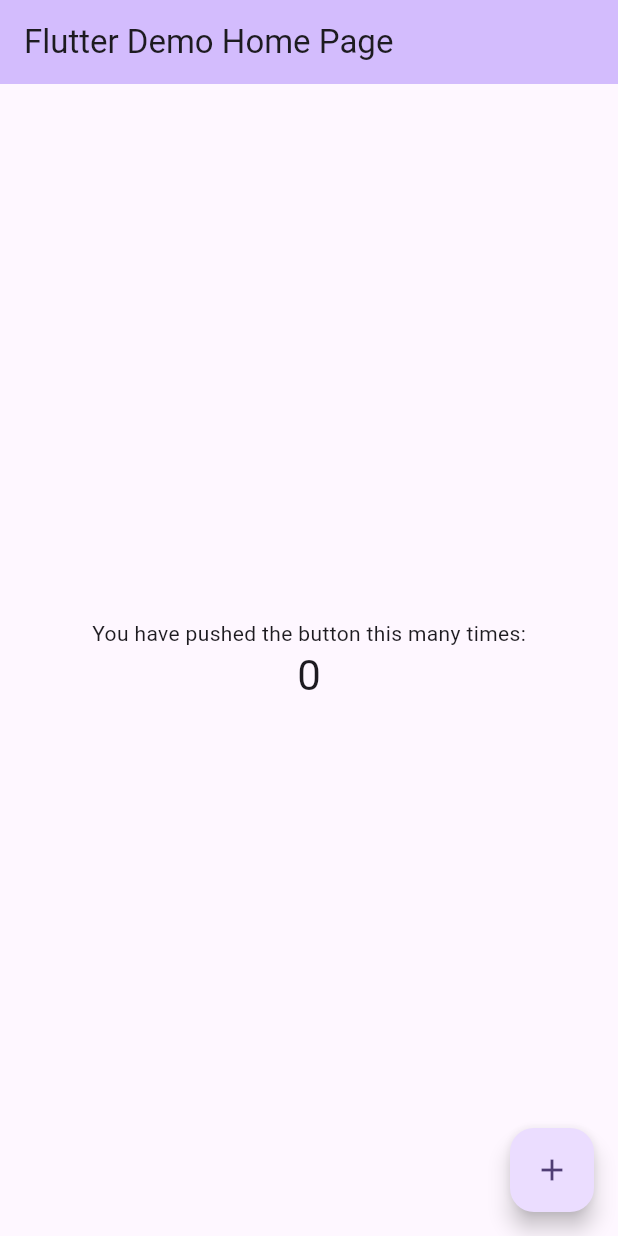
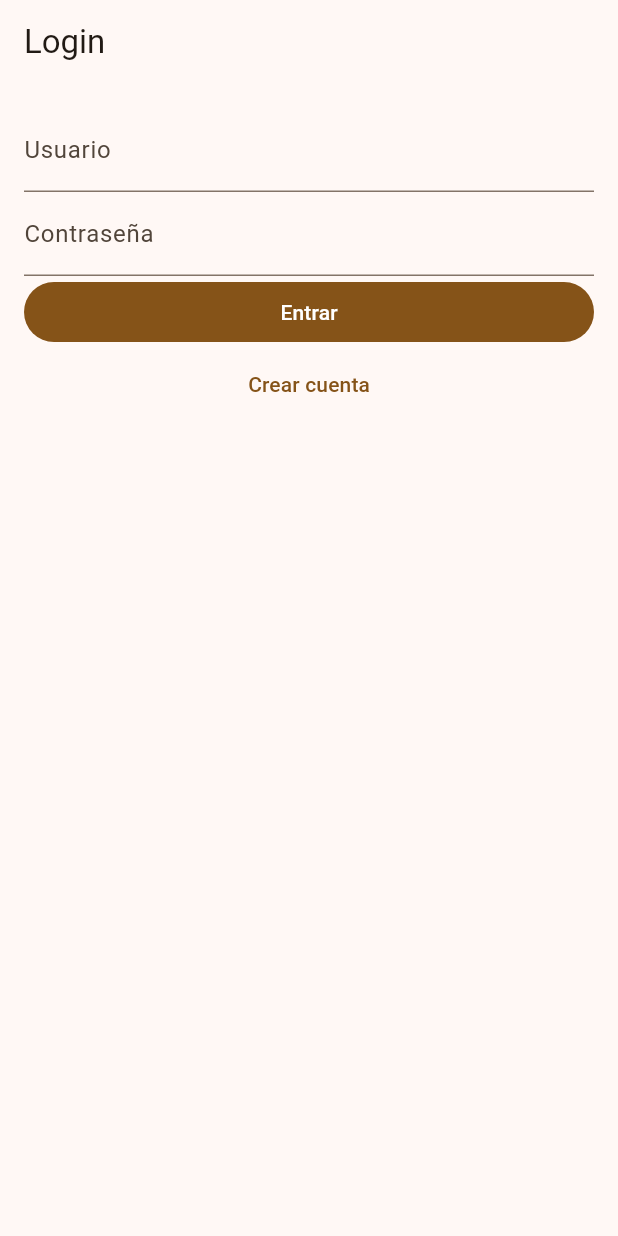
Before and after one commit to mileagaabriel-dam1/Milea_Rubio-2048, a Flutter app: the screen it shows after launch, on a phone screen of 412 x 824 dp. Run offline on Flutter 3.47's test engine with Material 3 defaults, Android fonts, the phone set to English and light mode, and no system bars; our stand-ins replace shared_preferences, sqflite; accounts and stored records are empty.

Commit message:
Services + themes

```diff
--- a/lib/main.dart
+++ b/lib/main.dart
@@ -1,121 +1,31 @@
 import 'package:flutter/material.dart';
 
-void main() {
-  runApp(const MyApp());
+import 'routes.dart';
+import 'services/app_controller.dart';
+import 'theme/app_theme.dart';
+
+Future<void> main() async {
+  WidgetsFlutterBinding.ensureInitialized(); // Obligatorio antes de usar plugins
+  await AppController.instance.cargar(); // Lee las preferencias ANTES de runApp (sin parpadeo de tema)
+  runApp(const MiApp());
 }
 
-class MyApp extends StatelessWidget {
-  const MyApp({super.key});
-
-  // This widget is the root of your application.
-  @override
-  Widget build(BuildContext context) {
-    return MaterialApp(
-      title: 'Flutter Demo',
-      theme: ThemeData(
-        // This is the theme of your application.
-        //
-        // TRY THIS: Try running your application with "flutter run". You'll see
-        // the application has a purple toolbar. Then, without quitting the app,
-        // try changing the seedColor in the colorScheme below to Colors.green
-        // and then invoke "hot reload" (save your changes or press the "hot
-        // reload" button in a Flutter-supported IDE, or press "r" if you used
-        // the command line to start the app).
-        //
-        // Notice that the counter didn't reset back to zero; the application
-        // state is not lost during the reload. To reset the state, use hot
-        // restart instead.
-        //
-        // This works for code too, not just values: Most code changes can be
-        // tested with just a hot reload.
-        colorScheme: .fromSeed(seedColor: Colors.deepPurple),
-      ),
-      home: const MyHomePage(title: 'Flutter Demo Home Page'),
-    );
-  }
-}
-
-class MyHomePage extends StatefulWidget {
-  const MyHomePage({super.key, required this.title});
-
-  // This widget is the home page of your application. It is stateful, meaning
-  // that it has a State object (defined below) that contains fields that affect
-  // how it looks.
-
-  // This class is the configuration for the state. It holds the values (in this
-  // case the title) provided by the parent (in this case the App widget) and
-  // used by the build method of the State. Fields in a Widget subclass are
-  // always marked "final".
-
-  final String title;
-
-  @override
-  State<MyHomePage> createState() => _MyHomePageState();
-}
-
-class _MyHomePageState extends State<MyHomePage> {
-  int _counter = 0;
-
-  void _incrementCounter() {
-    setState(() {
-      // This call to setState tells the Flutter framework that something has
-      // changed in this State, which causes it to rerun the build method below
-      // so that the display can reflect the updated values. If we changed
-      // _counter without calling setState(), then the build method would not be
-      // called again, and so nothing would appear to happen.
-      _counter++;
-    });
-  }
+class MiApp extends StatelessWidget {
+  const MiApp({super.key});
 
   @override
   Widget build(BuildContext context) {
-    // This method is rerun every time setState is called, for instance as done
-    // by the _incrementCounter method above.
-    //
-    // The Flutter framework has been optimized to make rerunning build methods
-    // fast, so that you can just rebuild anything that needs updating rather
-    // than having to individually change instances of widgets.
-    return Scaffold(
-      appBar: AppBar(
-        // TRY THIS: Try changing the color here to a specific color (to
-        // Colors.amber, perhaps?) and trigger a hot reload to see the AppBar
-        // change color while the other colors stay the same.
-        backgroundColor: Theme.of(context).colorScheme.inversePrimary,
-        // Here we take the value from the MyHomePage object that was created by
-        // the App.build method, and use it to set our appbar title.
-        title: Text(widget.title),
-      ),
-      body: Center(
-        // Center is a layout widget. It takes a single child and positions it
-        // in the middle of the parent.
-        child: Column(
-          // Column is also a layout widget. It takes a list of children and
-          // arranges them vertically. By default, it sizes itself to fit its
-          // children horizontally, and tries to be as tall as its parent.
-          //
-          // Column has various properties to control how it sizes itself and
-          // how it positions its children. Here we use mainAxisAlignment to
-          // center the children vertically; the main axis here is the vertical
-          // axis because Columns are vertical (the cross axis would be
-          // horizontal).
-          //
-          // TRY THIS: Invoke "debug painting" (choose the "Toggle Debug Paint"
-          // action in the IDE, or press "p" in the console), to see the
-          // wireframe for each widget.
-          mainAxisAlignment: .center,
-          children: [
-            const Text('You have pushed the button this many times:'),
-            Text(
-              '$_counter',
-              style: Theme.of(context).textTheme.headlineMedium,
-            ),
-          ],
-        ),
-      ),
-      floatingActionButton: FloatingActionButton(
-        onPressed: _incrementCounter,
-        tooltip: 'Increment',
-        child: const Icon(Icons.add),
+    final app = AppController.instance;
+    return ListenableBuilder( // Cuando cambia el tema o el color, se redibuja la app entera
+      listenable: app,
+      builder: (context, _) => MaterialApp(
+        title: '2048',
+        debugShowCheckedModeBanner: false,
+        theme: AppTheme.claro(app.colorIndice), // Tema claro
+        darkTheme: AppTheme.oscuro(app.colorIndice), // Tema oscuro
+        themeMode: app.modoTema, // Cuál usar
+        initialRoute: Rutas.login,
+        onGenerateRoute: Rutas.generar, // Rutas centralizadas
       ),
     );
   }
--- a/lib/routes.dart
+++ b/lib/routes.dart
@@ -0,0 +1,26 @@
+import 'package:flutter/material.dart';
+
+import 'screens/detalle_partida_screen.dart';
+import 'screens/home_shell.dart';
+import 'screens/juego_screen.dart';
+import 'screens/login_screen.dart';
+
+class Rutas { // TODAS las rutas de la app en un solo sitio
+  static const login = '/';
+  static const home = '/home';
+  static const juego = '/juego';
+  static const detalle = '/detalle';
+
+  static Route<dynamic> generar(RouteSettings s) { // Crea la pantalla según el nombre
+    switch (s.name) {
+      case home:
+        return MaterialPageRoute(builder: (_) => const HomeShell());
+      case juego:
+        return MaterialPageRoute(builder: (_) => JuegoScreen(continuar: s.arguments as bool)); // Recibe si continuar
+      case detalle:
+        return MaterialPageRoute(builder: (_) => DetallePartidaScreen(id: s.arguments as int)); // Recibe el id
+      default:
+        return MaterialPageRoute(builder: (_) => const LoginScreen());
+    }
+  }
+}
--- a/lib/screens/login_screen.dart
+++ b/lib/screens/login_screen.dart
@@ -0,0 +1,59 @@
+import 'package:flutter/material.dart';
+import '../data/usuario_dao.dart';
+import '../routes.dart';
+import '../services/app_controller.dart';
+import '../utils.dart';
+
+class LoginScreen extends StatefulWidget {
+  const LoginScreen({super.key});
+  @override
+  State<LoginScreen> createState() => _LoginScreenState();
+}
+
+class _LoginScreenState extends State<LoginScreen> {
+  final _form = GlobalKey<FormState>(); // Para validar
+  final _usuario = TextEditingController();
+  final _email = TextEditingController();
+  final _pass = TextEditingController();
+  bool _registro = false; // false = login, true = registro
+
+  Future<void> _enviar() async {
+    if (!_form.currentState!.validate()) return;
+    try {
+      final u = _registro
+          ? await UsuarioDao().registrar(_usuario.text, _email.text, _pass.text)
+          : await UsuarioDao().login(_usuario.text, _pass.text);
+      if (!mounted) return;
+      if (u == null) {
+        _aviso('Datos incorrectos');
+        return;
+      }
+      AppController.instance.usuario = u; // Usuario conectado
+      Navigator.pushReplacementNamed(context, Rutas.home);
+    } catch (e) {
+      if (mounted) _aviso('Ese usuario o email ya existe'); // Error UNIQUE
+    }
+  }
+
+  void _aviso(String t) => ScaffoldMessenger.of(context).showSnackBar(SnackBar(content: Text(t)));
+
+  @override
+  Widget build(BuildContext context) {
+    return Scaffold(
+      appBar: AppBar(title: Text(_registro ? 'Registro' : 'Login')),
+      body: Form(
+        key: _form,
+        child: ListView(padding: const EdgeInsets.all(16), children: [
+          TextFormField(controller: _usuario, decoration: const InputDecoration(labelText: 'Usuario'), validator: obligatorio),
+          if (_registro) TextFormField(controller: _email, decoration: const InputDecoration(labelText: 'Email'), validator: validarEmail),
+          TextFormField(controller: _pass, decoration: const InputDecoration(labelText: 'Contraseña'), obscureText: true, validator: obligatorio),
+          FilledButton(onPressed: _enviar, child: Text(_registro ? 'Registrarse' : 'Entrar')),
+          TextButton(
+            onPressed: () => setState(() => _registro = !_registro), // Cambia entre login y registro
+            child: Text(_registro ? 'Ya tengo cuenta' : 'Crear cuenta'),
+          ),
+        ]),
+      ),
+    );
+  }
+}
```
Also changed, not shown: lib/screens/ajustes_screen.dart (+46 -0 lines), lib/screens/detalle_partida_screen.dart (+41 -0 lines), lib/screens/historial_screen.dart (+86 -0 lines), lib/screens/home_shell.dart (+33 -0 lines), lib/screens/inicio_screen.dart (+52 -0 lines), lib/screens/juego_screen.dart (+118 -0 lines), lib/screens/ranking_screen.dart (+55 -0 lines), 1 other file.
